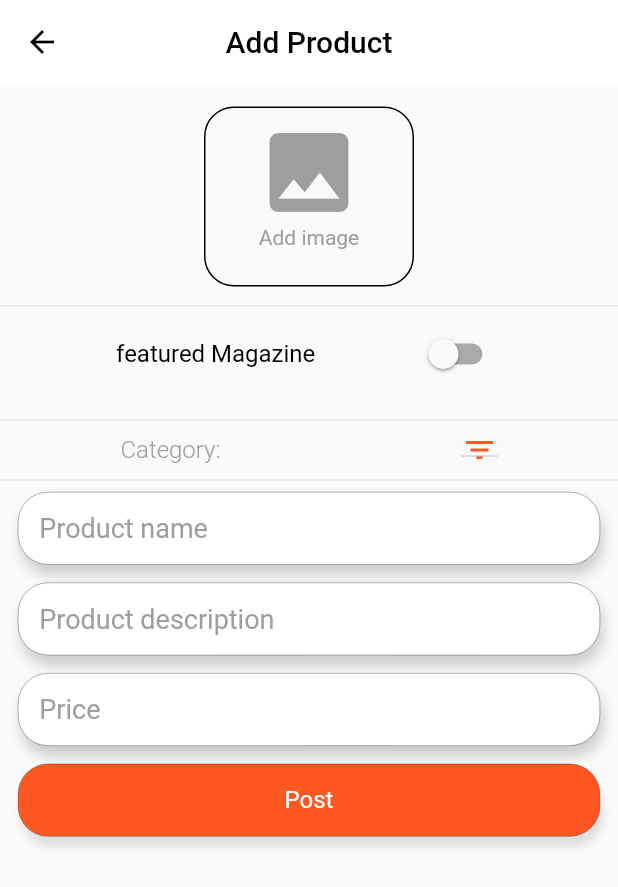
After one commit to muhamed-hasan/food_delivery_restaurant_Demo, a Flutter app: the AddProductScreen screen opened directly, on a phone screen of 412 x 824 dp. The commit adds this screen. Shown: the top 887 px of the screen. Run offline on Flutter 3.47's test engine with Material 2 defaults, Android fonts, the phone set to English and light mode, and no system bars; our stand-ins replace cloud_firestore, firebase_auth, firebase_core, firebase_storage, flutter_spinkit, image_picker and 1 more; accounts and stored records are empty; network calls fail; Roboto replaces fonts that are missing (Sen).

Commit message:
add Product

```diff
--- a/lib/helpers/product_services.dart
+++ b/lib/helpers/product_services.dart
@@ -20,6 +20,25 @@ class ProductService {
 
         return products;
       });
+  Future createProduct({required Map<String, dynamic> data}) async {
+    _firestore
+        .collection(appName)
+        .doc(appName)
+        .collection(collection)
+        .doc(data['id'])
+        .set({
+      "id": data['id'],
+      "name": data['name'],
+      "image": data['image'],
+      "rates": data['rates'],
+      "rating": data['rating'],
+      "price": data['price'],
+      "restaurant": data['restaurant'],
+      "restaurantId": data['restaurantId'],
+      "description": data['description'],
+      "featured": data['featured'],
+    });
+  }
 
   Future<List<ProductModel>> getProductsByRestaurant(
           {required String id}) async =>
--- a/lib/providers/category_provider.dart
+++ b/lib/providers/category_provider.dart
@@ -5,6 +5,8 @@ import 'package:food_restaurant/models/category_model.dart';
 class CategoryProvider with ChangeNotifier {
   CategoryServices _categoryServices = CategoryServices();
   List<CategoryModel> _categories = [];
+  List<String> categoriesNames = [];
+  String selectedCategory = '';
 
   CategoryProvider.initialize() {
     _loadCategories();
@@ -14,6 +16,15 @@ class CategoryProvider with ChangeNotifier {
 
   _loadCategories() async {
     _categories = await _categoryServices.getCategories();
+    for (CategoryModel category in categories) {
+      categoriesNames.add(category.name!);
+    }
+    selectedCategory = categoriesNames[0];
+    notifyListeners();
+  }
+
+  changeSelectedCategory(String newCategory) {
+    selectedCategory = newCategory;
     notifyListeners();
   }
 }
--- a/lib/providers/products_provider.dart
+++ b/lib/providers/products_provider.dart
@@ -1,6 +1,11 @@
+import 'dart:io';
+
+import 'package:firebase_storage/firebase_storage.dart';
 import 'package:flutter/material.dart';
 import 'package:food_restaurant/helpers/product_services.dart';
 import 'package:food_restaurant/models/product_model.dart';
+import 'package:image_picker/image_picker.dart';
+import 'package:uuid/uuid.dart';
 
 class ProductsProvider with ChangeNotifier {
   ProductService _productServices = ProductService();
@@ -8,6 +13,13 @@ class ProductsProvider with ChangeNotifier {
   List<ProductModel> productsByCategory = [];
   List<ProductModel> productsByRestaurant = [];
   List<ProductModel> productsSearched = [];
+  TextEditingController? name = TextEditingController();
+  TextEditingController? description = TextEditingController();
+  TextEditingController? price = TextEditingController();
+  bool featured = false;
+  File? productImage;
+  String? productImageName;
+
   ProductsProvider.initialize() {
     _loadProducts();
   }
@@ -26,10 +38,66 @@ class ProductsProvider with ChangeNotifier {
     notifyListeners();
   }
 
-  Future loadProductsByRestaurant({required String restaurantId}) async {
-    productsByRestaurant =
-        await _productServices.getProductsByRestaurant(id: restaurantId);
+  // Future loadProductsByRestaurant({required String restaurantId}) async {
+  //   productsByRestaurant =
+  //       await _productServices.getProductsByRestaurant(id: restaurantId);
+  //   notifyListeners();
+  // }
+
+  changeFeatured() {
+    featured = !featured;
     notifyListeners();
+  }
+
+//  method to load image files
+  void getImageFile({required ImageSource source}) async {
+    final picker = ImagePicker();
+
+    final pickedFile =
+        await picker.pickImage(source: source, maxWidth: 640, maxHeight: 400);
+    productImage = File(pickedFile!.path);
+    productImageName =
+        productImage!.path.substring(productImage!.path.indexOf('/') + 1);
+    notifyListeners();
+  }
+
+  //  method to upload the file to firebase
+  Future<String> _uploadImageFile(
+      {required File imageFile, required String imageFileName}) async {
+    final reference = FirebaseStorage.instance.ref().child(imageFileName);
+    await reference.putFile(imageFile);
+    String imageUrl = await reference.getDownloadURL();
+    print(imageUrl);
+    return imageUrl;
+  }
+
+  Future<bool> uploadProduct(
+      {required String category,
+      required String restaurant,
+      required String restaurantId}) async {
+    try {
+      String id = const Uuid().v1();
+      String imageUrl =
+          await _uploadImageFile(imageFile: productImage!, imageFileName: id);
+      Map<String, dynamic> data = {
+        "id": id,
+        "name": name!.text[0].toUpperCase() + name!.text.trim(),
+        "image": imageUrl,
+        "rates": 0,
+        "rating": 0.0,
+        "price": double.parse(price?.text.trim() ?? '10'),
+        "restaurant": restaurant,
+        "restaurantId": restaurantId,
+        "description": description!.text.trim(),
+        "featured": featured
+      };
+      _productServices.createProduct(data: data);
+      clear();
+      return true;
+    } catch (e) {
+      print('upload error' + e.toString());
+      return false;
+    }
   }
 
   Future search({required String productName}) async {
@@ -38,4 +106,12 @@ class ProductsProvider with ChangeNotifier {
 
     notifyListeners();
   }
+
+  clear() {
+    productImage = null;
+    productImageName = null;
+    name = TextEditingController();
+    description = TextEditingController();
+    price = TextEditingController();
+  }
 }
--- a/lib/providers/user_provider.dart
+++ b/lib/providers/user_provider.dart
@@ -4,8 +4,10 @@ import 'package:flutter/material.dart';
 import 'package:flutter/widgets.dart';
 import 'package:firebase_auth/firebase_auth.dart';
 import 'package:food_restaurant/helpers/order_services.dart';
+import 'package:food_restaurant/helpers/product_services.dart';
 import 'package:food_restaurant/helpers/restaurant.dart';
 import 'package:food_restaurant/models/order_model.dart';
+import 'package:food_restaurant/models/product_model.dart';
 import 'package:food_restaurant/models/restaurant_model.dart';
 
 import 'package:uuid/uuid.dart';
@@ -23,13 +25,18 @@ class UserProvider with ChangeNotifier {
   OrderServices _orderServices = OrderServices();
   RestaurantServices _restaurantServices = RestaurantServices();
   RestaurantModel? _restaurant;
+
+  ProductService _productServices = ProductService();
+  double _totalSales = 0;
+  double _avgPrice = 0;
+  double _restaurantRating = 0;
 //  getter
   Status get status => _status;
   User? get user => _user;
   RestaurantModel? get restaurant => _restaurant;
-
   // public variables
   List<OrderModel> orders = [];
+  List<ProductModel> products = <ProductModel>[];
 
   final formkey = GlobalKey<FormState>();
 
@@ -124,15 +131,8 @@ class UserProvider with ChangeNotifier {
     notifyListeners();
   }
 
-//   Future<bool> removeFromCart({required Map cartItem}) async {
-//     print("THE PRODUC IS: ${cartItem.toString()}");
-
-//     try {
-// //      _userServicse.removeFromCart(userId: _user.uid, cartItem: cartItem);
-//       return true;
-//     } catch (e) {
-//       print("THE ERROR ${e.toString()}");
-//       return false;
-//     }
-//   }
+  Future loadProductsByRestaurant({required String restaurantId}) async {
+    products = await _productServices.getProductsByRestaurant(id: restaurantId);
+    notifyListeners();
+  }
 }
--- /dev/null
+++ b/lib/screens/add_product.dart
@@ -0,0 +1,305 @@
+import 'package:flutter/material.dart';
+import 'package:food_restaurant/helpers/style.dart';
+import 'package:food_restaurant/providers/app.dart';
+import 'package:food_restaurant/providers/category_provider.dart';
+import 'package:food_restaurant/providers/products_provider.dart';
+import 'package:food_restaurant/providers/user_provider.dart';
+import 'package:food_restaurant/widgets/custom_file_button.dart';
+import 'package:food_restaurant/widgets/custom_text.dart';
+import 'package:food_restaurant/widgets/loading.dart';
+
+import 'package:image_picker/image_picker.dart';
+import 'package:provider/provider.dart';
+
+class AddProductScreen extends StatefulWidget {
+  @override
+  _AddProductScreenState createState() => _AddProductScreenState();
+}
+
+class _AddProductScreenState extends State<AddProductScreen> {
+  final _key = GlobalKey<ScaffoldState>();
+
+  @override
+  Widget build(BuildContext context) {
+    final productProvider = Provider.of<ProductsProvider>(context);
+    final categoryProvider = Provider.of<CategoryProvider>(context);
+    final appProvider = Provider.of<AppProvider>(context);
+    final userProvider = Provider.of<UserProvider>(context);
+
+    return Scaffold(
+      key: _key,
+      appBar: AppBar(
+          iconTheme: const IconThemeData(color: black),
+          centerTitle: true,
+          elevation: 0.0,
+          backgroundColor: white,
+          title: const Text(
+            "Add Product",
+            style: TextStyle(color: black),
+          )),
+      body: appProvider.isLoading
+          ? Loading()
+          : ListView(
+              children: [
+                const SizedBox(height: 10),
+                SizedBox(
+                  height: 130,
+                  child: Row(
+                    mainAxisAlignment: MainAxisAlignment.center,
+                    children: [
+                      Container(
+                        child: productProvider.productImage == null
+                            ? CustomFileUploadButton(
+                                icon: Icons.image,
+                                text: "Add image",
+                                onTap: () async {
+                                  showModalBottomSheet(
+                                      context: context,
+                                      builder: (BuildContext context) {
+                                        return Wrap(
+                                          children: [
+                                            ListTile(
+                                                leading:
+                                                    const Icon(Icons.image),
+                                                title:
+                                                    const Text('From gallery'),
+                                                onTap: () async {
+                                                  productProvider.getImageFile(
+                                                      source:
+                                                          ImageSource.gallery);
+                                                  Navigator.pop(context);
+                                                }),
+                                            ListTile(
+                                                leading: const Icon(
+                                                    Icons.camera_alt),
+                                                title:
+                                                    const Text('Take a photo'),
+                                                onTap: () async {
+                                                  productProvider.getImageFile(
+                                                      source:
+                                                          ImageSource.camera);
+                                                  Navigator.pop(context);
+                                                }),
+                                          ],
+                                        );
+                                      });
+                                },
+                              )
+                            : ClipRRect(
+                                borderRadius: BorderRadius.circular(20),
+                                child:
+                                    Image.file(productProvider.productImage!)),
+                      ),
+                    ],
+                  ),
+                ),
+                Visibility(
+                  visible: productProvider.productImage != null,
+                  child: FlatButton(
+                    onPressed: () {
+                      showModalBottomSheet(
+                          context: context,
+                          builder: (BuildContext bc) {
+                            return Wrap(
+                              children: [
+                                ListTile(
+                                    leading: const Icon(Icons.image),
+                                    title: const Text('From gallery'),
+                                    onTap: () async {
+                                      productProvider.getImageFile(
+                                          source: ImageSource.gallery);
+                                      Navigator.pop(context);
+                                    }),
+                                ListTile(
+                                    leading: const Icon(Icons.camera_alt),
+                                    title: const Text('Take a photo'),
+                                    onTap: () async {
+                                      productProvider.getImageFile(
+                                          source: ImageSource.camera);
+                                      Navigator.pop(context);
+                                    }),
+                              ],
+                            );
+                          });
+                    },
+                    child: CustomText(
+                      text: "Change Image",
+                      color: primary,
+                    ),
+                  ),
+                ),
+                const Divider(),
+                Padding(
+                    padding:
+                        const EdgeInsets.only(left: 12, right: 12, bottom: 12),
+                    child: Row(
+                      mainAxisAlignment: MainAxisAlignment.spaceEvenly,
+                      children: [
+                        CustomText(text: "featured Magazine"),
+                        Switch(
+                            value: productProvider.featured,
+                            onChanged: (value) {
+                              productProvider.changeFeatured();
+                            })
+                      ],
+                    )),
+                const Divider(),
+                Row(
+                  mainAxisAlignment: MainAxisAlignment.spaceAround,
+                  children: [
+                    CustomText(
+                      text: "Category:",
+                      color: grey,
+                      weight: FontWeight.w300,
+                    ),
+                    DropdownButton<String>(
+                      value: categoryProvider.selectedCategory,
+                      style: const TextStyle(
+                          color: primary, fontWeight: FontWeight.w300),
+                      icon: const Icon(
+                        Icons.filter_list,
+                        color: primary,
+                      ),
+                      elevation: 0,
+                      onChanged: (value) {
+                        categoryProvider.changeSelectedCategory(value!.trim());
+                      },
+                      items: categoryProvider.categoriesNames
+                          .map<DropdownMenuItem<String>>((String value) {
+                        return DropdownMenuItem<String>(
+                            value: value, child: Text(value));
+                      }).toList(),
+                    ),
+                  ],
+                ),
+                const Divider(),
+                Padding(
+                  padding:
+                      const EdgeInsets.only(left: 12, right: 12, bottom: 12),
+                  child: Container(
+                    decoration: BoxDecoration(
+                        color: white,
+                        border: Border.all(color: black, width: 0.2),
+                        borderRadius: BorderRadius.circular(20),
+                        boxShadow: [
+                          BoxShadow(
+                              color: grey.withOpacity(0.5),
+                              offset: const Offset(2, 7),
+                              blurRadius: 7)
+                        ]),
+                    child: Padding(
+                      padding: const EdgeInsets.only(left: 14),
+                      child: TextField(
+                        controller: productProvider.name,
+                        decoration: const InputDecoration(
+                            border: InputBorder.none,
+                            hintText: "Product name",
+                            hintStyle: const TextStyle(
+                                color: grey, fontFamily: "Sen", fontSize: 18)),
+                      ),
+                    ),
+                  ),
+                ),
+                Padding(
+                  padding:
+                      const EdgeInsets.only(left: 12, right: 12, bottom: 12),
+                  child: Container(
+                    decoration: BoxDecoration(
+                        color: white,
+                        border: Border.all(color: black, width: 0.2),
+                        borderRadius: BorderRadius.circular(20),
+                        boxShadow: [
+                          BoxShadow(
+                              color: grey.withOpacity(0.5),
+                              offset: const Offset(2, 7),
+                              blurRadius: 7)
+                        ]),
+                    child: Padding(
+                      padding: const EdgeInsets.only(left: 14),
+                      child: TextField(
+                        controller: productProvider.description,
+                        decoration: const InputDecoration(
+                            border: InputBorder.none,
+                            hintText: "Product description",
+                            hintStyle: TextStyle(
+                                color: grey, fontFamily: "Sen", fontSize: 18)),
+                      ),
+                    ),
+                  ),
+                ),
+                Padding(
+                  padding:
+                      const EdgeInsets.only(left: 12, right: 12, bottom: 12),
+                  child: Container(
+                    decoration: BoxDecoration(
+                        color: white,
+                        border: Border.all(color: black, width: 0.2),
+                        borderRadius: BorderRadius.circular(20),
+                        boxShadow: [
+                          BoxShadow(
+                              color: grey.withOpacity(0.5),
+                              offset: const Offset(2, 7),
+                              blurRadius: 7)
+                        ]),
+                    child: Padding(
+                      padding: const EdgeInsets.only(left: 14),
+                      child: TextField(
+                        controller: productProvider.price,
+                        keyboardType: TextInputType.number,
+                        decoration: const InputDecoration(
+                            border: InputBorder.none,
+                            hintText: "Price",
+                            hintStyle: const TextStyle(
+                                color: grey, fontFamily: "Sen", fontSize: 18)),
+                      ),
+                    ),
+                  ),
+                ),
+                Padding(
+                  padding:
+                      const EdgeInsets.only(left: 12, right: 12, bottom: 12),
+                  child: Container(
+                      decoration: BoxDecoration(
+                          color: primary,
+                          border: Border.all(color: black, width: 0.2),
+                          borderRadius: BorderRadius.circular(20),
+                          boxShadow: [
+                            BoxShadow(
+                                color: grey.withOpacity(0.3),
+                                offset: const Offset(2, 7),
+                                blurRadius: 4)
+                          ]),
+                      child: FlatButton(
+                        onPressed: () async {
+                          appProvider.changeLoading();
+                          if (!await productProvider.uploadProduct(
+                              category: categoryProvider.selectedCategory,
+                              restaurantId: userProvider.restaurant!.id!,
+                              restaurant: userProvider.restaurant!.name!)) {
+                            _key.currentState!.showSnackBar(const SnackBar(
+                              content: Text("Upload Failed"),
+                              duration: Duration(seconds: 10),
+                            ));
+                            appProvider.changeLoading();
+                            return;
+                          }
+                          _key.currentState!.showSnackBar(const SnackBar(
+                            content: Text("Upload completed"),
+                            duration: Duration(seconds: 10),
+                          ));
+                          userProvider.loadProductsByRestaurant(
+                              restaurantId: userProvider.restaurant!.id!);
+                          await userProvider.reload();
+                          appProvider.changeLoading();
+                        },
+                        child: CustomText(
+                          text: "Post",
+                          color: white,
+                        ),
+                      )),
+                ),
+              ],
+            ),
+    );
+  }
+}
--- a/lib/screens/dashboard.dart
+++ b/lib/screens/dashboard.dart
@@ -1,5 +1,7 @@
 import 'package:flutter/material.dart';
+import 'package:food_restaurant/helpers/screen_navigation.dart';
 import 'package:food_restaurant/helpers/style.dart';
+import 'package:food_restaurant/screens/add_product.dart';
 import 'package:food_restaurant/widgets/custom_text.dart';
 import 'package:food_restaurant/widgets/small_floating_button.dart';
 
@@ -23,6 +25,11 @@ class DashboardScreen extends StatelessWidget {
         ),
         actions: [],
       ),
+      floatingActionButton: FloatingActionButton(
+          child: Icon(Icons.add),
+          onPressed: () {
+            changeScreen(context, AddProductScreen());
+          }),
       drawer: Drawer(
         child: ListView(
           children: [
--- /dev/null
+++ b/lib/widgets/custom_file_button.dart
@@ -0,0 +1,49 @@
+import 'package:flutter/material.dart';
+import 'package:food_restaurant/helpers/style.dart';
+
+import 'custom_text.dart';
+
+class CustomFileUploadButton extends StatelessWidget {
+  final IconData icon;
+  final Function()? onTap;
+  final String text;
+
+  const CustomFileUploadButton(
+      {Key? key, required this.icon, required this.onTap, required this.text})
+      : super(key: key);
+  @override
+  Widget build(BuildContext context) {
+    return GestureDetector(
+      onTap: onTap,
+      child: Row(
+        mainAxisAlignment: MainAxisAlignment.center,
+        children: <Widget>[
+          Container(
+            decoration: BoxDecoration(
+                borderRadius: BorderRadius.circular(20),
+                border: Border.all(color: black)),
+            width: 140,
+            height: 120,
+            child: Padding(
+              padding: const EdgeInsets.all(8.0),
+              child: Column(
+                children: <Widget>[
+                  Icon(
+                    icon,
+                    size: 70,
+                    color: grey,
+                  ),
+                  CustomText(
+                    text: text,
+                    size: 14,
+                    color: grey,
+                  ),
+                ],
+              ),
+            ),
+          ),
+        ],
+      ),
+    );
+  }
+}
--- a/pubspec.yaml
+++ b/pubspec.yaml
@@ -42,6 +42,8 @@ dependencies:
   flutter_spinkit: ^5.1.0
   transparent_image: ^2.0.0
   uuid: ^3.0.5
+  firebase_storage: ^10.2.7
+  image_picker: ^0.8.4+9
 
 dev_dependencies:
   flutter_test:
```
Also changed, not shown: lib/main.dart (+6 -3 lines).
